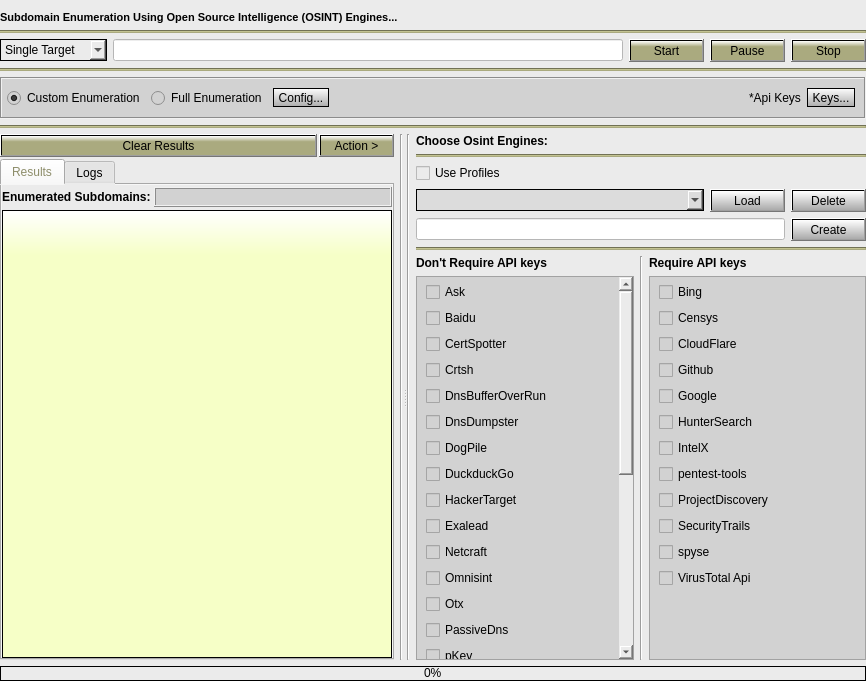
Qt form Gui/src/OsintTab/Osint.ui (3nock/OTE) before a commit.
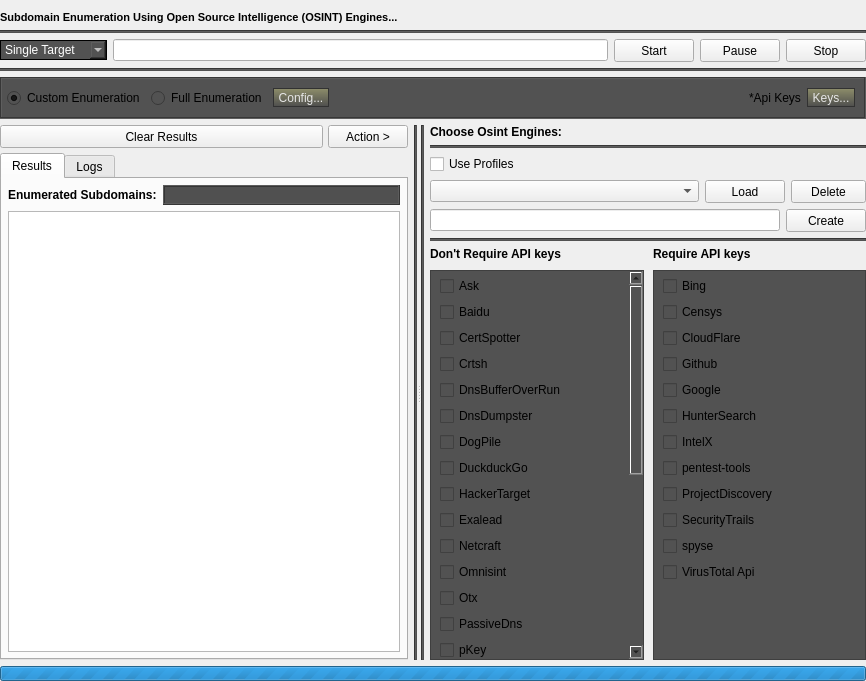
The same form after that commit.

Diff of the .ui file:
```diff
--- a/Gui/src/OsintTab/Osint.ui
+++ b/Gui/src/OsintTab/Osint.ui
@@ -14,8 +14,7 @@
    <string>Form</string>
   </property>
   <property name="styleSheet">
-   <string notr="true">background-color: rgb(235, 235, 235);
-</string>
+   <string notr="true"/>
   </property>
   <layout class="QVBoxLayout" name="verticalLayout_17">
    <property name="leftMargin">
@@ -51,9 +50,9 @@
       </widget>
      </item>
      <item>
-      <widget class="Line" name="line_8">
+      <widget class="Line" name="line">
        <property name="styleSheet">
-        <string notr="true">background-color: rgb(170, 170, 127);</string>
+        <string notr="true">background-color:rgb(82, 82, 82);</string>
        </property>
        <property name="orientation">
         <enum>Qt::Horizontal</enum>
@@ -71,15 +70,19 @@
          <property name="minimumSize">
           <size>
            <width>100</width>
-           <height>22</height>
+           <height>20</height>
           </size>
          </property>
          <property name="styleSheet">
           <string notr="true">border-style: solid;
 border-color: black;
 border-width: 1px;
-border-radius: 0px;
-selection-background-color:  rgb(177, 177, 133);</string>
+color: white;
+background-color:rgb(82, 82, 82);
+selection-background-color: qlineargradient(spread:pad, x1:0.5, y1:1, x2:0.5, y2:0, stop:0 rgba(77, 77, 77, 255), stop:0.7 rgba(143, 143, 107));</string>
+         </property>
+         <property name="frame">
+          <bool>true</bool>
          </property>
          <item>
           <property name="text">
@@ -95,11 +98,17 @@
        </item>
        <item>
         <widget class="QLineEdit" name="lineEdit_domain">
+         <property name="minimumSize">
+          <size>
+           <width>0</width>
+           <height>20</height>
+          </size>
+         </property>
          <property name="contextMenuPolicy">
           <enum>Qt::NoContextMenu</enum>
          </property>
          <property name="styleSheet">
-          <string notr="true">background-color: rgb(255, 255, 255);</string>
+          <string notr="true"/>
          </property>
          <property name="cursorPosition">
           <number>0</number>
@@ -108,6 +117,12 @@
        </item>
        <item>
         <widget class="QPushButton" name="pushButton_start">
+         <property name="sizePolicy">
+          <sizepolicy hsizetype="Fixed" vsizetype="Fixed">
+           <horstretch>0</horstretch>
+           <verstretch>0</verstretch>
+          </sizepolicy>
+         </property>
          <property name="minimumSize">
           <size>
            <width>75</width>
@@ -118,7 +133,7 @@
           <bool>false</bool>
          </property>
          <property name="styleSheet">
-          <string notr="true">background-color: qlineargradient(x1: 0, y1: 0, x2: 0, y2: 1, stop: 0 white, stop: 0.3 rgb(170, 170, 127));</string>
+          <string notr="true"/>
          </property>
          <property name="text">
           <string>Start</string>
@@ -127,8 +142,20 @@
        </item>
        <item>
         <widget class="QPushButton" name="pushButton_pause">
+         <property name="sizePolicy">
+          <sizepolicy hsizetype="Fixed" vsizetype="Fixed">
+           <horstretch>0</horstretch>
+           <verstretch>0</verstretch>
+          </sizepolicy>
+         </property>
+         <property name="minimumSize">
+          <size>
+           <width>75</width>
+           <height>23</height>
+          </size>
+         </property>
          <property name="styleSheet">
-          <string notr="true">background-color: qlineargradient(x1: 0, y1: 0, x2: 0, y2: 1, stop: 0 white, stop: 0.3 rgb(170, 170, 127));</string>
+          <string notr="true"/>
          </property>
          <property name="text">
           <string>Pause</string>
@@ -137,8 +164,20 @@
        </item>
        <item>
         <widget class="QPushButton" name="pushButton_stop">
+         <property name="sizePolicy">
+          <sizepolicy hsizetype="Fixed" vsizetype="Fixed">
+           <horstretch>0</horstretch>
+           <verstretch>0</verstretch>
+          </sizepolicy>
+         </property>
+         <property name="minimumSize">
+          <size>
+           <width>75</width>
+           <height>23</height>
+          </size>
+         </property>
          <property name="styleSheet">
-          <string notr="true">background-color: qlineargradient(x1: 0, y1: 0, x2: 0, y2: 1, stop: 0 white, stop: 0.3 rgb(170, 170, 127));</string>
+          <string notr="true"/>
          </property>
          <property name="text">
           <string>Stop</string>
@@ -150,7 +189,7 @@
      <item>
       <widget class="Line" name="line_3">
        <property name="styleSheet">
-        <string notr="true">background-color: rgb(170, 170, 127);</string>
+        <string notr="true">background-color:rgb(82, 82, 82);</string>
        </property>
        <property name="orientation">
         <enum>Qt::Horizontal</enum>
@@ -170,7 +209,7 @@
         </sizepolicy>
        </property>
        <property name="styleSheet">
-        <string notr="true">background-color: rgb(210, 210, 210);</string>
+        <string notr="true">background-color:rgb(82, 82, 82);</string>
        </property>
        <property name="frameShape">
         <enum>QFrame::Box</enum>
@@ -205,9 +244,10 @@
         <item>
          <widget class="QToolButton" name="toolButton_config">
           <property name="styleSheet">
-           <string notr="true">background-color: qlineargradient(x1: 0, y1: 0, x2: 0, y2: 1.5, stop: 0 white, stop: 1 grey);
+           <string notr="true">background-color: qlineargradient(spread:pad, x1:0.5, y1:1, x2:0.5, y2:0, stop:0 rgba(77, 77, 77, 255), stop:1 rgb(143, 143, 107));
+color: rgb(230,230,230);
 border-style: solid;
-border-color: black;
+border-color: rgb(50, 50, 50);
 border-width: 1px;
 border-radius: 15px</string>
           </property>
@@ -256,9 +296,10 @@
            </font>
           </property>
           <property name="styleSheet">
-           <string notr="true">background-color: qlineargradient(x1: 0, y1: 0, x2: 0, y2: 1.5, stop: 0 white, stop: 1 grey);
+           <string notr="true">background-color: qlineargradient(spread:pad, x1:0.5, y1:1, x2:0.5, y2:0, stop:0 rgba(77, 77, 77, 255), stop:1 rgb(143, 143, 107));
+color: rgb(230,230,230);
 border-style: solid;
-border-color: black;
+border-color: rgb(50, 50, 50);
 border-width: 1px;
 border-radius: 15px</string>
           </property>
@@ -270,16 +311,6 @@
        </layout>
       </widget>
      </item>
-     <item>
-      <widget class="Line" name="line">
-       <property name="styleSheet">
-        <string notr="true">background-color: rgb(170, 170, 127);</string>
-       </property>
-       <property name="orientation">
-        <enum>Qt::Horizontal</enum>
-       </property>
-      </widget>
-     </item>
     </layout>
    </item>
    <item>
@@ -292,7 +323,7 @@
        <item>
         <layout class="QVBoxLayout" name="verticalLayout_3">
          <property name="spacing">
-          <number>2</number>
+          <number>5</number>
          </property>
          <item>
           <layout class="QHBoxLayout" name="horizontalLayout_7">
@@ -305,7 +336,7 @@
               </size>
              </property>
              <property name="styleSheet">
-              <string notr="true">background-color: qlineargradient(x1: 0, y1: 0, x2: 0, y2: 1, stop: 0 white, stop: 0.3 rgb(170, 170, 127));</string>
+              <string notr="true"/>
              </property>
              <property name="text">
               <string>Clear Results</string>
@@ -334,7 +365,7 @@
               </font>
              </property>
              <property name="styleSheet">
-              <string notr="true">background-color: qlineargradient(x1: 0, y1: 0, x2: 0, y2: 1, stop: 0 white, stop: 0.3 rgb(170, 170, 127));</string>
+              <string notr="true"/>
              </property>
              <property name="text">
               <string>Action &gt;</string>
@@ -346,13 +377,7 @@
          <item>
           <widget class="QTabWidget" name="tabWidget">
            <property name="styleSheet">
-            <string notr="true">QTabBar::tab:hover{
-background-color: rgb(220, 220, 220);
-}
-
-QTabBar::tab:selected {
-color: rgb(141, 141, 106);
-}</string>
+            <string notr="true"/>
            </property>
            <property name="currentIndex">
             <number>0</number>
@@ -363,19 +388,19 @@
             </attribute>
             <layout class="QVBoxLayout" name="verticalLayout">
              <property name="spacing">
-              <number>3</number>
+              <number>6</number>
              </property>
              <property name="leftMargin">
-              <number>0</number>
+              <number>6</number>
              </property>
              <property name="topMargin">
-              <number>2</number>
+              <number>6</number>
              </property>
              <property name="rightMargin">
-              <number>0</number>
+              <number>6</number>
              </property>
              <property name="bottomMargin">
-              <number>0</number>
+              <number>6</number>
              </property>
              <item>
               <layout class="QHBoxLayout" name="horizontalLayout_5">
@@ -393,6 +418,9 @@
                    <bold>true</bold>
                   </font>
                  </property>
+                 <property name="styleSheet">
+                  <string notr="true"/>
+                 </property>
                  <property name="text">
                   <string>Enumerated Subdomains:</string>
                  </property>
@@ -425,7 +453,7 @@
                   </font>
                  </property>
                  <property name="styleSheet">
-                  <string notr="true">background-color: rgb(210, 210, 210);</string>
+                  <string notr="true">background-color:rgb(80, 80, 80);</string>
                  </property>
                  <property name="frameShape">
                   <enum>QFrame::Box</enum>
@@ -455,13 +483,7 @@
                 <enum>Qt::CustomContextMenu</enum>
                </property>
                <property name="styleSheet">
-                <string notr="true">QWidget#tableView_results{
-background-color: qlineargradient(x1: 0, y1: 0, x2: 0, y2: 1, stop: 0 white, stop: 0.1  rgb(246, 255, 199));
-border-style: solid;
-border-color: black;
-border-width: 1px;
-border-radius: 0px;
-}</string>
+                <string notr="true"/>
                </property>
                <property name="frameShape">
                 <enum>QFrame::StyledPanel</enum>
@@ -574,6 +596,9 @@
        </item>
        <item>
         <widget class="Line" name="line_2">
+         <property name="styleSheet">
+          <string notr="true">background-color:rgb(80, 80, 80);</string>
+         </property>
          <property name="orientation">
           <enum>Qt::Vertical</enum>
          </property>
@@ -585,6 +610,9 @@
       <layout class="QHBoxLayout" name="horizontalLayout_9">
        <item>
         <widget class="Line" name="line_5">
+         <property name="styleSheet">
+          <string notr="true">background-color:rgb(80, 80, 80);</string>
+         </property>
          <property name="orientation">
           <enum>Qt::Vertical</enum>
          </property>
@@ -608,6 +636,9 @@
                <bold>true</bold>
               </font>
              </property>
+             <property name="styleSheet">
+              <string notr="true"/>
+             </property>
              <property name="text">
               <string>Choose Osint Engines:</string>
              </property>
@@ -616,7 +647,7 @@
            <item>
             <widget class="Line" name="line_10">
              <property name="styleSheet">
-              <string notr="true">background-color: rgb(170, 170, 127);</string>
+              <string notr="true">background-color:rgb(82, 82, 82);</string>
              </property>
              <property name="orientation">
               <enum>Qt::Horizontal</enum>
@@ -673,18 +704,7 @@
                  </size>
                 </property>
                 <property name="styleSheet">
-                 <string notr="true">/*background-color: qlineargradient(x1: 0, y1: 0, x2: 0, y2: 1, stop: 0 white, stop: 1 rgb(210, 210, 210));
-border-style: solid;
-border-color:  black;
-border-width: 1px;
-border-radius: 0px;
-*/
-background-color: rgb(220, 220, 220);
-border-style: solid;
-border-color: black;
-border-width: 1px;
-border-radius: 0px;
-selection-background-color:  rgb(177, 177, 133);</string>
+                 <string notr="true"/>
                 </property>
                 <property name="editable">
                  <bool>false</bool>
@@ -709,7 +729,7 @@
                  </size>
                 </property>
                 <property name="styleSheet">
-                 <string notr="true">background-color: qlineargradient(x1: 0, y1: 0, x2: 0, y2: 1.5, stop: 0 white, stop: 1 grey);</string>
+                 <string notr="true"/>
                 </property>
                 <property name="text">
                  <string>Load</string>
@@ -743,7 +763,7 @@
                  <number>-1</number>
                 </property>
                 <property name="styleSheet">
-                 <string notr="true">background-color: qlineargradient(x1: 0, y1: 0, x2: 0, y2: 1.5, stop: 0 white, stop: 1 grey);</string>
+                 <string notr="true"/>
                 </property>
                 <property name="text">
                  <string>Delete</string>
@@ -757,7 +777,7 @@
               <item>
                <widget class="QLineEdit" name="lineEdit_newProfile">
                 <property name="styleSheet">
-                 <string notr="true">background-color: rgb(255, 255, 255);</string>
+                 <string notr="true"/>
                 </property>
                </widget>
               </item>
@@ -782,7 +802,7 @@
                  </size>
                 </property>
                 <property name="styleSheet">
-                 <string notr="true">background-color: qlineargradient(x1: 0, y1: 0, x2: 0, y2: 1.5, stop: 0 white, stop: 1 grey);</string>
+                 <string notr="true"/>
                 </property>
                 <property name="text">
                  <string>Create</string>
@@ -799,7 +819,7 @@
            <item>
             <widget class="Line" name="line_4">
              <property name="styleSheet">
-              <string notr="true">background-color: rgb(170, 170, 127);</string>
+              <string notr="true">background-color:rgb(82, 82, 82);</string>
              </property>
              <property name="orientation">
               <enum>Qt::Horizontal</enum>
@@ -808,6 +828,9 @@
            </item>
            <item>
             <layout class="QHBoxLayout" name="horizontalLayout_3">
+             <property name="spacing">
+              <number>9</number>
+             </property>
              <item>
               <layout class="QVBoxLayout" name="verticalLayout_12">
                <item>
@@ -851,7 +874,7 @@
                   <enum>Qt::NoContextMenu</enum>
                  </property>
                  <property name="styleSheet">
-                  <string notr="true">background-color: rgb(210, 210, 210);</string>
+                  <string notr="true">background-color:rgb(82, 82, 82);</string>
                  </property>
                  <property name="frameShape">
                   <enum>QFrame::StyledPanel</enum>
@@ -876,7 +899,7 @@
                    <rect>
                     <x>0</x>
                     <y>0</y>
-                    <width>186</width>
+                    <width>182</width>
                     <height>654</height>
                    </rect>
                   </property>
@@ -1108,13 +1131,6 @@
                </item>
               </layout>
              </item>
-             <item>
-              <widget class="Line" name="line_6">
-               <property name="orientation">
-                <enum>Qt::Vertical</enum>
-               </property>
-              </widget>
-             </item>
              <item>
               <layout class="QVBoxLayout" name="verticalLayout_9">
                <item>
@@ -1155,7 +1171,7 @@
                   <enum>Qt::NoContextMenu</enum>
                  </property>
                  <property name="styleSheet">
-                  <string notr="true">background-color: rgb(210, 210, 210);</string>
+                  <string notr="true">background-color:rgb(82, 82, 82);</string>
                  </property>
                  <property name="frameShape">
                   <enum>QFrame::StyledPanel</enum>
@@ -1180,7 +1196,7 @@
                    <rect>
                     <x>0</x>
                     <y>0</y>
-                    <width>202</width>
+                    <width>198</width>
                     <height>310</height>
                    </rect>
                   </property>
@@ -1319,19 +1335,14 @@
       </size>
      </property>
      <property name="styleSheet">
-      <string notr="true">QProgressBar::chunk {
-    background-color: qlineargradient(x1: 0, y1: 0, x2: 0, y2: 1, stop: 0 white, stop: 0.3 rgb(170, 170, 127));
-}
-
-QProgressBar {
-    border: 1px solid black;
-    /*border-radius: 5px;*/
-    text-align: center;
-}</string>
+      <string notr="true"/>
      </property>
-     <property name="value">
+     <property name="maximum">
       <number>0</number>
      </property>
+     <property name="value">
+      <number>-1</number>
+     </property>
     </widget>
    </item>
   </layout>
```
Left out of the diff: 17 changed lines with no effect on the pictures.
